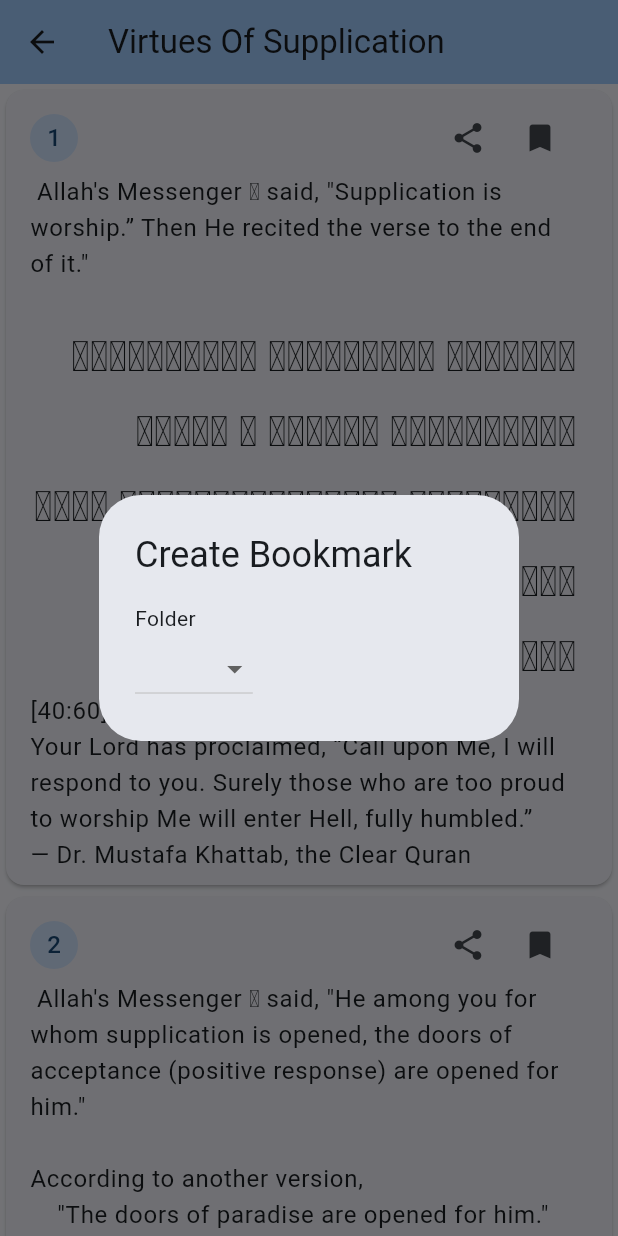
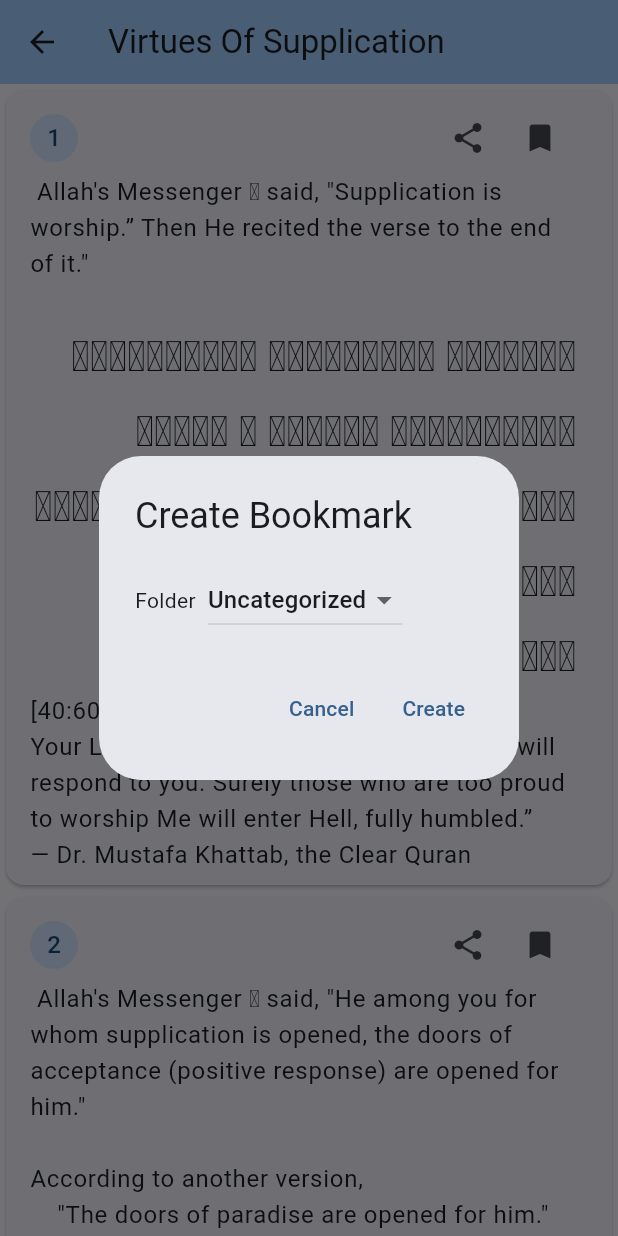
Before and after one commit to Waqar144/hisnehaseen, a Flutter app: the DetailsView screen opened directly with empty values, after a tap on the "bookmark" icon, on a phone screen of 412 x 824 dp. Run offline on Flutter 3.47's test engine with Material 3 defaults, Android fonts, the phone set to English and light mode, and no system bars; our stand-ins replace share_plus; Roboto replaces fonts that are missing (IndoPak).

Commit message:
feat: Bookmark a dua
Can only bookmark, not view the bookmark yet

```diff
--- a/lib/bookmark_manager.dart
+++ b/lib/bookmark_manager.dart
@@ -1,5 +1,11 @@
 import 'dart:io';
 import 'package:path_provider/path_provider.dart';
+
+/// The directory in which all bookmarks live
+Future<String> _bookmarksDir() async {
+  final appDir = await getApplicationDocumentsDirectory();
+  return "${appDir.path}${Platform.pathSeparator}hisnhaseen";
+}
 
 /// Represents a bookmark folder
 class BookmarkFolder {
@@ -56,12 +62,6 @@ class BookmarkManager {
     folders?.add(BookmarkFolder(displayName: displayName, folderName: name));
   }
 
-  /// The directory in which all bookmarks live
-  Future<String> _bookmarksDir() async {
-    final appDir = await getApplicationDocumentsDirectory();
-    return "${appDir.path}${Platform.pathSeparator}hisnhaseen";
-  }
-
   /// Gets the list of bookmark folders
   /// We only fetch the folders from disk once i.e., the
   /// the first time this method is called
@@ -90,4 +90,17 @@ class BookmarkManager {
     }
     return folders!;
   }
+
+  void bookmarkDua(
+      BookmarkFolder folder, int categoryIndex, String duaId) async {
+    final dir = await _bookmarksDir();
+    String file = "$dir${Platform.pathSeparator}${folder.folderName}";
+    print("Saving to $file");
+    File f = File(file);
+    String existing = f.readAsStringSync();
+    existing += "$categoryIndex:$duaId\n";
+
+    File w = File(file);
+    w.writeAsStringSync(existing);
+  }
 }
--- a/lib/detail_view.dart
+++ b/lib/detail_view.dart
@@ -53,7 +53,7 @@ class _DetailsViewState extends State<DetailsView> {
             itemCount: textLines.length,
             itemBuilder: (ctx, index) {
               final line = textLines[index];
-              return DuaWidget(line);
+              return DuaWidget(widget.categoryIndex, line);
             },
           );
         },
--- a/lib/dua_widget.dart
+++ b/lib/dua_widget.dart
@@ -4,6 +4,65 @@ import 'dart:io' show Platform;
 import 'package:flutter/services.dart' show Clipboard, ClipboardData;
 
 import 'dua.dart';
+import 'bookmark_manager.dart';
+
+class _BookmarkDialog extends StatefulWidget {
+  final List<BookmarkFolder> folders;
+
+  const _BookmarkDialog({required this.folders});
+  @override
+  State<_BookmarkDialog> createState() => _BookmarkDialogState();
+}
+
+class _BookmarkDialogState extends State<_BookmarkDialog> {
+  BookmarkFolder? selected;
+
+  @override
+  Widget build(BuildContext context) {
+    selected ??= widget.folders.first; // preselect first if nothing selected
+    return AlertDialog(
+      title: const Text("Create Bookmark"),
+      content: Row(
+        children: [
+          const Text("Folder"),
+          const SizedBox(width: 8),
+          DropdownButton(
+            onChanged: (s) {
+              if (s != null) {
+                setState(() {
+                  selected = s;
+                });
+              }
+            },
+            value: selected,
+            items: widget.folders
+                .map(
+                  (f) => DropdownMenuItem(
+                    value: f,
+                    child: Text(f.displayName),
+                  ),
+                )
+                .toList(),
+          )
+        ],
+      ),
+      actions: [
+        TextButton(
+          child: const Text("Cancel"),
+          onPressed: () {
+            Navigator.of(context).pop("");
+          },
+        ),
+        TextButton(
+          child: const Text("Create"),
+          onPressed: () {
+            Navigator.of(context).pop(selected);
+          },
+        ),
+      ],
+    );
+  }
+}
 
 class _DuaBody extends StatelessWidget {
   final Dua _dua;
@@ -88,8 +147,11 @@ class _DuaHeader extends StatelessWidget {
 }
 
 class DuaWidget extends StatefulWidget {
+  /// The chapter containing this dua
+  final int categoryIndex;
   final Dua _dua;
-  DuaWidget(String duaText, {super.key}) : _dua = Dua.fromRaw(duaText);
+  DuaWidget(this.categoryIndex, String duaText, {super.key})
+      : _dua = Dua.fromRaw(duaText);
 
   @override
   State<DuaWidget> createState() => _DuaWidgetState();
@@ -117,27 +179,30 @@ class _DuaWidgetState extends State<DuaWidget> {
   }
 
   void _bookmarkDua() async {
-    await showDialog(
-        context: context,
-        builder: (ctx) {
-          // ignore: prefer_const_constructors
-          return AlertDialog(
-            title: const Text("Create Bookmark"),
-            content: Column(
-              crossAxisAlignment: CrossAxisAlignment.start,
-              mainAxisSize: MainAxisSize.min,
-              children: [
-                const Text("Folder"),
-                DropdownButton(
-                  onChanged: (s) {},
-                  items: ["First", "Second", "Third"].map((s) {
-                    return DropdownMenuItem(value: s, child: Text(s));
-                  }).toList(),
-                )
-              ],
-            ),
-          );
-        });
+    final folders = await BookmarkManager.instance.getBookmarkFolders();
+    if (!mounted) return;
+
+    final selected = await showDialog<BookmarkFolder>(
+      context: context,
+      builder: (ctx) {
+        // ignore: prefer_const_constructors
+        return _BookmarkDialog(folders: folders);
+      },
+    );
+
+    if (selected == null || !mounted) return;
+
+    try {
+      BookmarkManager.instance
+          .bookmarkDua(selected, widget.categoryIndex, widget._dua.num!);
+    } catch (e) {
+      final m = ScaffoldMessenger.of(context);
+      m.clearSnackBars();
+      m.showSnackBar(SnackBar(
+        backgroundColor: Colors.red,
+        content: Text("Error: $e"),
+      ));
+    }
   }
 
   @override
```
